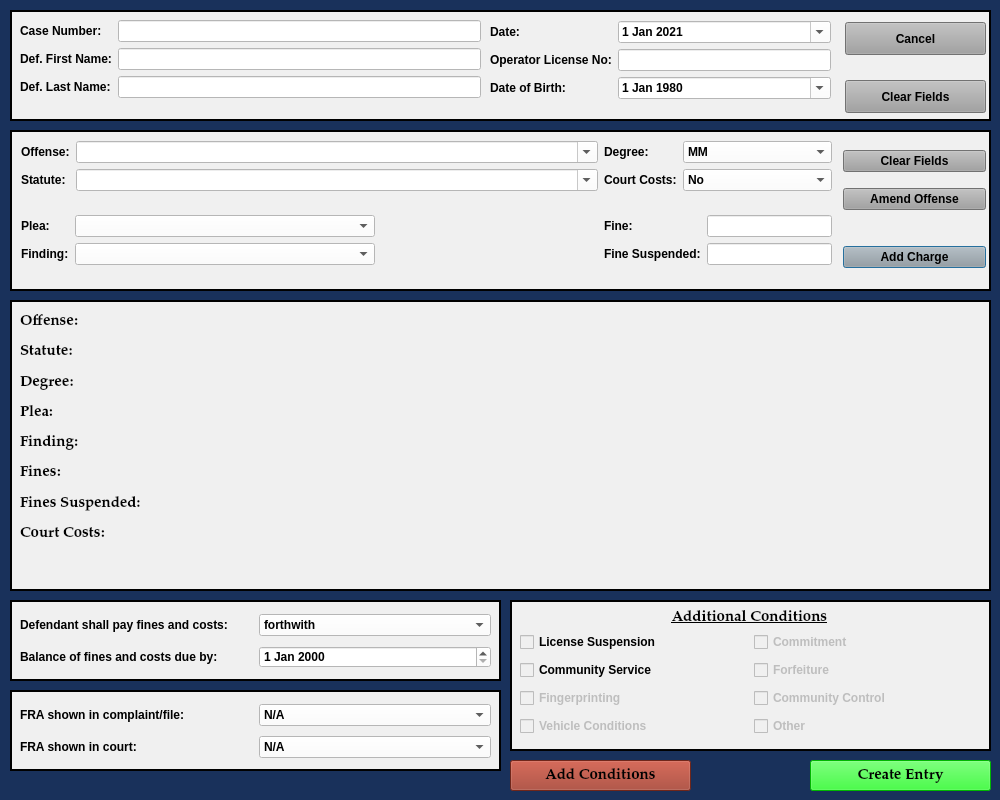
This is resources/ui/MinorMisdemeanorDialog.ui in HunterProgram22/MuniEntry as Qt 5 draws it before an edit. The edited form follows.
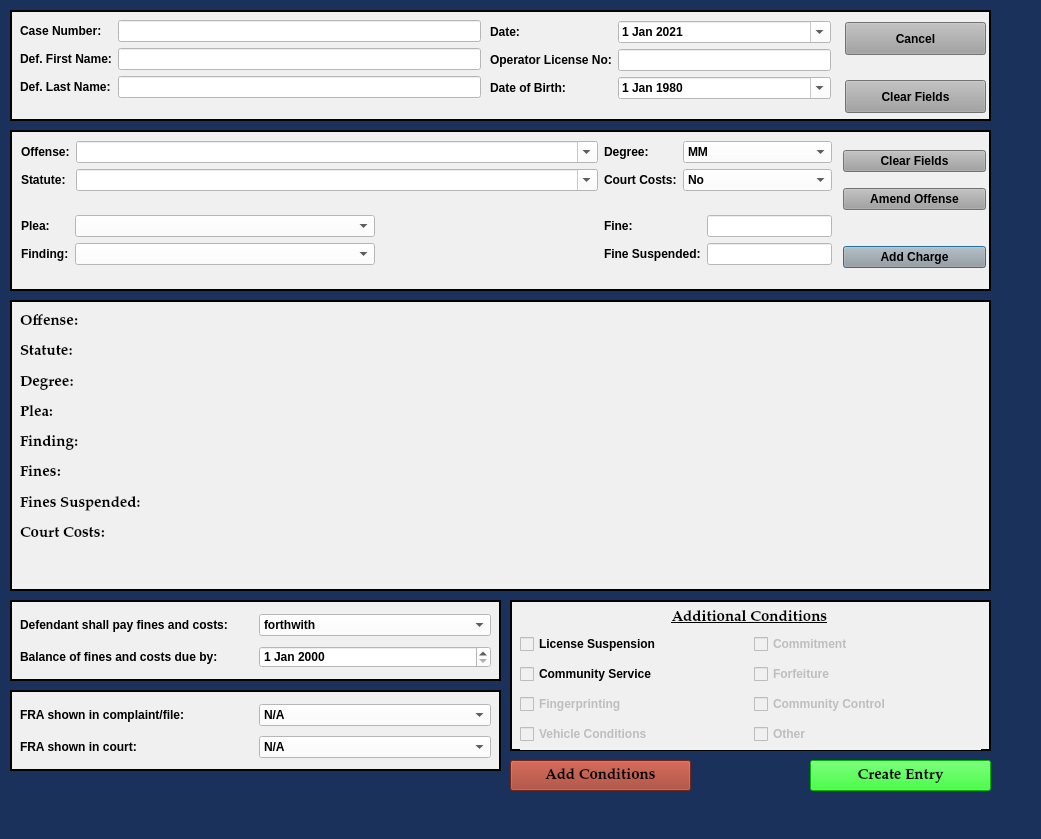
This is the edited form.

Commit message: Added community service checkbox.

```diff
--- a/resources/ui/MinorMisdemeanorDialog.ui
+++ b/resources/ui/MinorMisdemeanorDialog.ui
@@ -9,8 +9,8 @@
    <rect>
     <x>0</x>
     <y>0</y>
-    <width>1000</width>
-    <height>800</height>
+    <width>1041</width>
+    <height>839</height>
    </rect>
   </property>
   <property name="sizePolicy">
@@ -1205,7 +1205,7 @@
       <x>10</x>
       <y>30</y>
       <width>461</width>
-      <height>111</height>
+      <height>120</height>
      </rect>
     </property>
     <layout class="QGridLayout" name="gridLayout_5">
```
Left out of the diff: 6 changed lines with no effect on the pictures. The commit also changes 5 other files.
